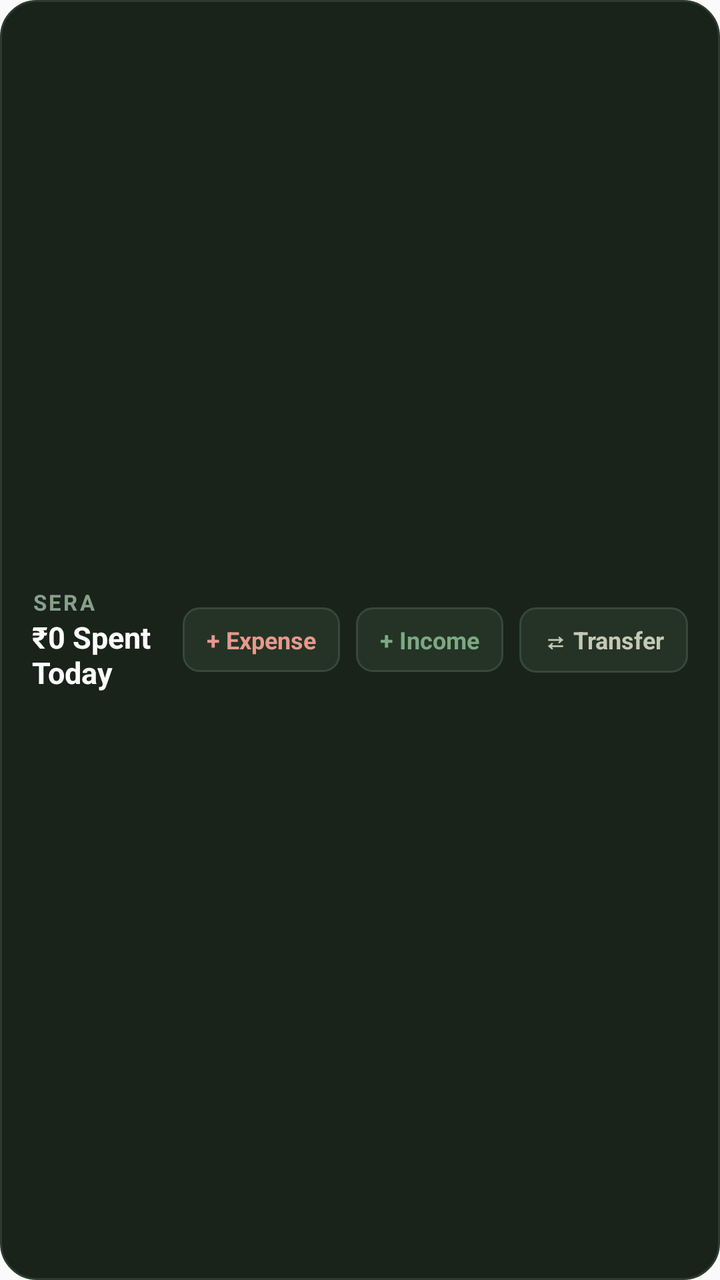
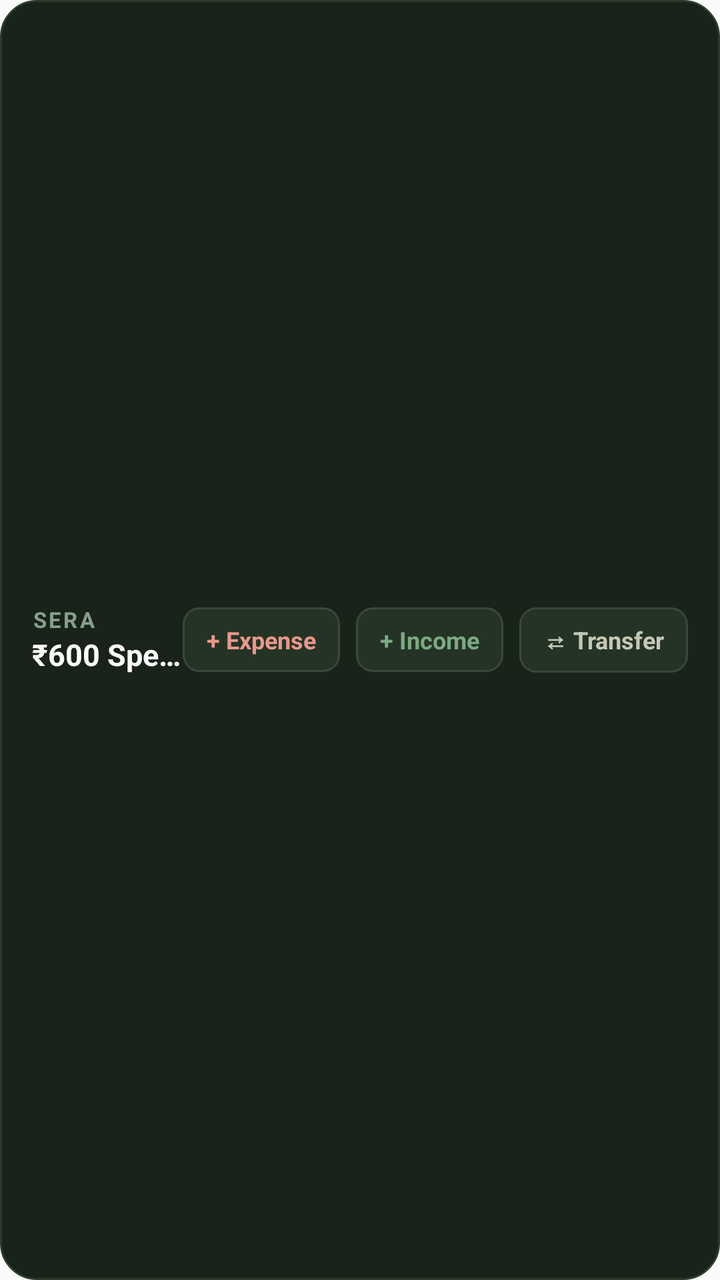

An Android layout rendered at two revisions. The XML below is the earlier revision; the diff shows what the commit changed to produce the second picture.
<!-- AndroidManifest.xml: application theme AppTheme -->
<!-- res/layout/sera_widget_quick_action.xml -->
<?xml version="1.0" encoding="utf-8"?>
<LinearLayout xmlns:android="http://schemas.android.com/apk/res/android"
    android:id="@+id/widget_quick_action_root"
    android:layout_width="match_parent"
    android:layout_height="match_parent"
    android:background="@drawable/widget_card_bg"
    android:gravity="center_vertical"
    android:orientation="horizontal"
    android:paddingStart="16dp"
    android:paddingTop="10dp"
    android:paddingEnd="16dp"
    android:paddingBottom="10dp">

    <LinearLayout
        android:layout_width="0dp"
        android:layout_height="wrap_content"
        android:layout_weight="1"
        android:gravity="center_vertical"
        android:orientation="vertical">

        <TextView
            android:id="@+id/widget_qa_brand"
            android:layout_width="wrap_content"
            android:layout_height="wrap_content"
            android:letterSpacing="0.1"
            android:text="SERA"
            android:textColor="#88A08B"
            android:textSize="11sp"
            android:textStyle="bold" />

        <TextView
            android:id="@+id/widget_qa_today_spent"
            android:layout_width="wrap_content"
            android:layout_height="wrap_content"
            android:text="₹0 Spent Today"
            android:textColor="#FFFFFF"
            android:textSize="15sp"
            android:textStyle="bold" />
    </LinearLayout>

    <LinearLayout
        android:layout_width="wrap_content"
        android:layout_height="wrap_content"
        android:gravity="center_vertical"
        android:orientation="horizontal">

        <TextView
            android:id="@+id/btn_qa_expense"
            android:layout_width="wrap_content"
            android:layout_height="wrap_content"
            android:background="@drawable/widget_button_bg"
            android:gravity="center"
            android:paddingStart="12dp"
            android:paddingTop="8dp"
            android:paddingEnd="12dp"
            android:paddingBottom="8dp"
            android:text="+ Expense"
            android:textColor="#E8988C"
            android:textSize="12sp"
            android:textStyle="bold" />

        <TextView
            android:id="@+id/btn_qa_income"
            android:layout_width="wrap_content"
            android:layout_height="wrap_content"
            android:layout_marginStart="8dp"
            android:background="@drawable/widget_button_bg"
            android:gravity="center"
            android:paddingStart="12dp"
            android:paddingTop="8dp"
            android:paddingEnd="12dp"
            android:paddingBottom="8dp"
            android:text="+ Income"
            android:textColor="#7CA982"
            android:textSize="12sp"
            android:textStyle="bold" />

        <TextView
            android:id="@+id/btn_qa_transfer"
            android:layout_width="wrap_content"
            android:layout_height="wrap_content"
            android:layout_marginStart="8dp"
            android:background="@drawable/widget_button_bg"
            android:gravity="center"
            android:paddingStart="12dp"
            android:paddingTop="8dp"
            android:paddingEnd="12dp"
            android:paddingBottom="8dp"
            android:text="⇄ Transfer"
            android:textColor="#C5C8B5"
            android:textSize="12sp"
            android:textStyle="bold" />
    </LinearLayout>
</LinearLayout>
<!-- resources referenced by this layout -->
<resources>
  <!-- drawable widget_button_bg (drawable) -->
  <?xml version="1.0" encoding="utf-8"?>
  <shape xmlns:android="http://schemas.android.com/apk/res/android"
      android:shape="rectangle">
      <solid android:color="#243326" />
      <corners android:radius="8dp" />
      <stroke
          android:width="1dp"
          android:color="#364938" />
  </shape>
  <!-- drawable widget_card_bg (drawable) -->
  <?xml version="1.0" encoding="utf-8"?>
  <shape xmlns:android="http://schemas.android.com/apk/res/android"
      android:shape="rectangle">
      <solid android:color="#19231A" />
      <corners android:radius="18dp" />
      <stroke
          android:width="1dp"
          android:color="#2C3B2E" />
  </shape>
  <style name="AppTheme" parent="Theme.AppCompat.DayNight.NoActionBar">
          
          <item name="android:editTextBackground">@drawable/rn_edit_text_material</item>
      </style>
  <!-- drawable rn_edit_text_material (drawable) -->
  <?xml version="1.0" encoding="utf-8"?>
  <inset xmlns:android="http://schemas.android.com/apk/res/android"
         android:insetLeft="@dimen/abc_edit_text_inset_horizontal_material"
         android:insetRight="@dimen/abc_edit_text_inset_horizontal_material"
         android:insetTop="@dimen/abc_edit_text_inset_top_material"
         android:insetBottom="@dimen/abc_edit_text_inset_bottom_material"
         >
  
      <selector>
          
          <item android:state_enabled="false" android:drawable="@drawable/abc_textfield_default_mtrl_alpha"/>
          <item android:drawable="@drawable/abc_textfield_activated_mtrl_alpha"/>
      </selector>
  
  </inset>
</resources>

<!-- the commit's change to res/layout/sera_widget_quick_action.xml (unified diff, before → after) -->
@@ -32,7 +32,9 @@
             android:id="@+id/widget_qa_today_spent"
             android:layout_width="wrap_content"
             android:layout_height="wrap_content"
-            android:text="₹0 Spent Today"
+            android:ellipsize="end"
+            android:maxLines="1"
+            android:text="₹600 Spent Today"
             android:textColor="#FFFFFF"
             android:textSize="15sp"
             android:textStyle="bold" />
@@ -50,6 +52,7 @@
             android:layout_height="wrap_content"
             android:background="@drawable/widget_button_bg"
             android:gravity="center"
+            android:maxLines="1"
             android:paddingStart="12dp"
             android:paddingTop="8dp"
             android:paddingEnd="12dp"
@@ -66,6 +69,7 @@
             android:layout_marginStart="8dp"
             android:background="@drawable/widget_button_bg"
             android:gravity="center"
+            android:maxLines="1"
             android:paddingStart="12dp"
             android:paddingTop="8dp"
             android:paddingEnd="12dp"
@@ -82,6 +86,7 @@
             android:layout_marginStart="8dp"
             android:background="@drawable/widget_button_bg"
             android:gravity="center"
+            android:maxLines="1"
             android:paddingStart="12dp"
             android:paddingTop="8dp"
             android:paddingEnd="12dp"
